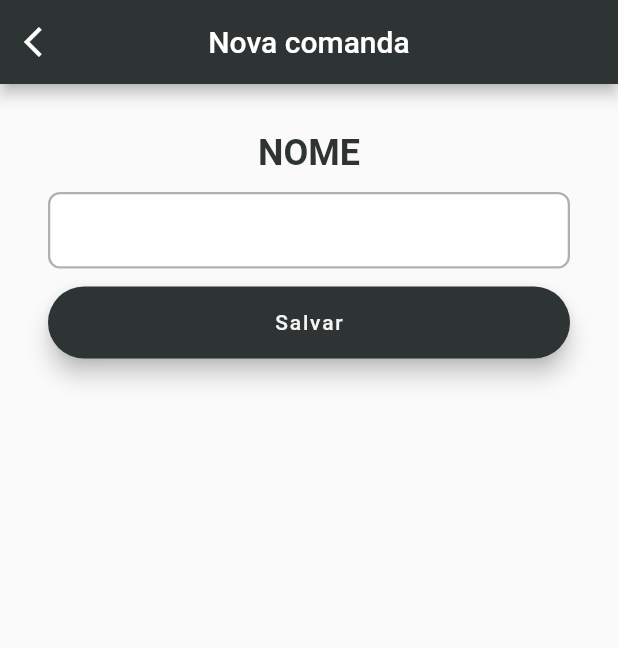
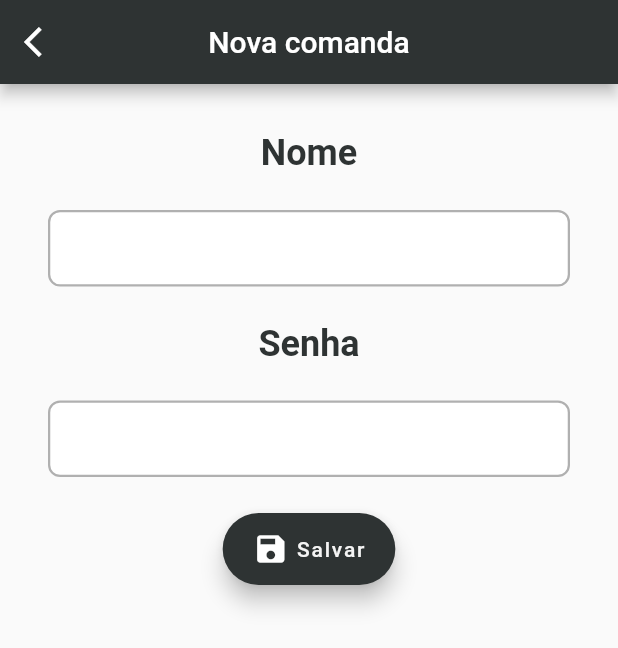
Before and after one commit to lemarinhofernandes/app_comanda, a Flutter app: the CadastroComanda screen opened directly, on a phone screen of 412 x 824 dp. Shown: the top 648 px of the screen. Run offline on Flutter 3.47's test engine with Material 2 defaults, Android fonts, the phone set to English and light mode, and no system bars; our stand-ins replace flutter_mobx, flutter_svg, lottie, mobx; generated files the repository leaves out were written again.

Commit message:
Cadastro Screen

```diff
--- a/lib/src/components/customPageRouterWidget.dart
+++ b/lib/src/components/customPageRoute_widget.dart
@@ -6,8 +6,8 @@ class CustomPageRouter extends PageRouteBuilder {
 
   CustomPageRouter({this.direction = AxisDirection.left, required this.child})
       : super(
-          transitionDuration: const Duration(milliseconds: 400),
-          reverseTransitionDuration: const Duration(milliseconds: 400),
+          transitionDuration: const Duration(milliseconds: 250),
+          reverseTransitionDuration: const Duration(milliseconds: 250),
           pageBuilder: (context, animation, secondaryAnimation) => child,
         );
 
--- a/lib/src/screens/cadastro_comanda/cadastro_comanda.dart
+++ b/lib/src/screens/cadastro_comanda/cadastro_comanda.dart
@@ -16,41 +16,75 @@ class CadastroComanda extends StatefulWidget {
 class _CadastroComandaState extends State<CadastroComanda> {
   CadastroController _controller = CadastroController();
   TextEditingController nomeController = TextEditingController();
+  TextEditingController passwordController = TextEditingController();
+
+  @override
+  void initState() {
+    nomeController;
+    passwordController;
+    super.initState();
+  }
+
+  @override
+  void dispose() {
+    nomeController.dispose();
+    passwordController.dispose();
+    super.dispose();
+  }
 
   @override
   Widget build(BuildContext context) {
     return Scaffold(
       appBar: AppBar(
         backgroundColor: ColorsUtil.beerBlack,
-        title: Text('Nova comanda'),
+        title: const Text('Nova comanda'),
         centerTitle: true,
         leading: IconButton(
-          icon: Icon(Icons.arrow_back_ios),
+          icon: const Icon(Icons.arrow_back_ios),
           onPressed: () => Navigator.of(context).pop(),
         ),
       ),
-      body: Padding(
-        padding: const EdgeInsets.all(32.0),
-        child: Center(
+      body: SingleChildScrollView(
+        keyboardDismissBehavior: ScrollViewKeyboardDismissBehavior.onDrag,
+        child: Padding(
+          padding: const EdgeInsets.all(32.0),
           child: Column(
+            mainAxisAlignment: MainAxisAlignment.start,
             children: [
               const Text(
-                'NOME',
+                'Nome',
                 style: TextStyle(
                     fontSize: 24,
                     fontWeight: FontWeight.w700,
                     color: ColorsUtil.beerBlack),
               ),
-              _textFieldWidget(nomeController),
+              _textFieldWidget(nomeController, false),
+              const Text(
+                'Senha',
+                style: TextStyle(
+                    fontSize: 24,
+                    fontWeight: FontWeight.w700,
+                    color: ColorsUtil.beerBlack),
+              ),
+              _textFieldWidget(passwordController, true),
               FloatingActionButton.extended(
                 onPressed: () {
                   widget.homeController
                       ?.addComanda(ComandaModel(nomeController.text));
                   Navigator.of(context).pop();
                 },
-                label: Text(
-                  '                            Salvar                            ',
-                  style: TextStyle(color: ColorsUtil.appWhite),
+                label: Row(
+                  // ignore: prefer_const_literals_to_create_immutables
+                  children: [
+                    const Icon(Icons.save),
+                    const SizedBox(
+                      width: 5,
+                    ),
+                    const Text(
+                      'Salvar',
+                      style: TextStyle(color: ColorsUtil.appWhite),
+                    ),
+                  ],
                 ),
                 backgroundColor: ColorsUtil.beerBlack,
               )
@@ -61,11 +95,12 @@ class _CadastroComandaState extends State<CadastroComanda> {
     );
   }
 
-  Container _textFieldWidget(TextEditingController controller) {
+  Container _textFieldWidget(TextEditingController controller, bool senha) {
     return Container(
       padding: const EdgeInsets.symmetric(horizontal: 8),
-      margin: const EdgeInsets.symmetric(vertical: 12),
+      margin: const EdgeInsets.symmetric(vertical: 24),
       child: TextField(
+        obscureText: senha,
         textCapitalization: TextCapitalization.sentences,
         controller: controller,
         style: const TextStyle(fontSize: 18, letterSpacing: 1.2),
--- a/lib/src/screens/comanda/comanda_screen.dart
+++ b/lib/src/screens/comanda/comanda_screen.dart
@@ -10,6 +10,6 @@ class ComandaScreen extends StatefulWidget {
 class _ComandaScreenState extends State<ComandaScreen> {
   @override
   Widget build(BuildContext context) {
-    return Container();
+    return Scaffold(appBar: AppBar(), body: Container());
   }
 }
--- a/lib/src/screens/home/home_screen.dart
+++ b/lib/src/screens/home/home_screen.dart
@@ -1,5 +1,5 @@
 // ignore_for_file: prefer_const_constructors
-import 'package:app_comanda/src/components/customPageRouterWidget.dart';
+import 'package:app_comanda/src/components/customPageRoute_widget.dart';
 import 'package:app_comanda/src/models/comanda_model.dart';
 import 'package:app_comanda/src/screens/cadastro_comanda/cadastro_comanda.dart';
 import 'package:app_comanda/src/screens/comanda/comanda_screen.dart';
--- a/lib/src/screens/splash_screen/splash_screen.dart
+++ b/lib/src/screens/splash_screen/splash_screen.dart
@@ -1,4 +1,4 @@
-import 'package:app_comanda/src/components/customPageRouterWidget.dart';
+import 'package:app_comanda/src/components/customPageRoute_widget.dart';
 import 'package:app_comanda/src/screens/home/home_screen.dart';
 import 'package:app_comanda/src/utils/colors_util.dart';
 import 'package:flutter/material.dart';
```
